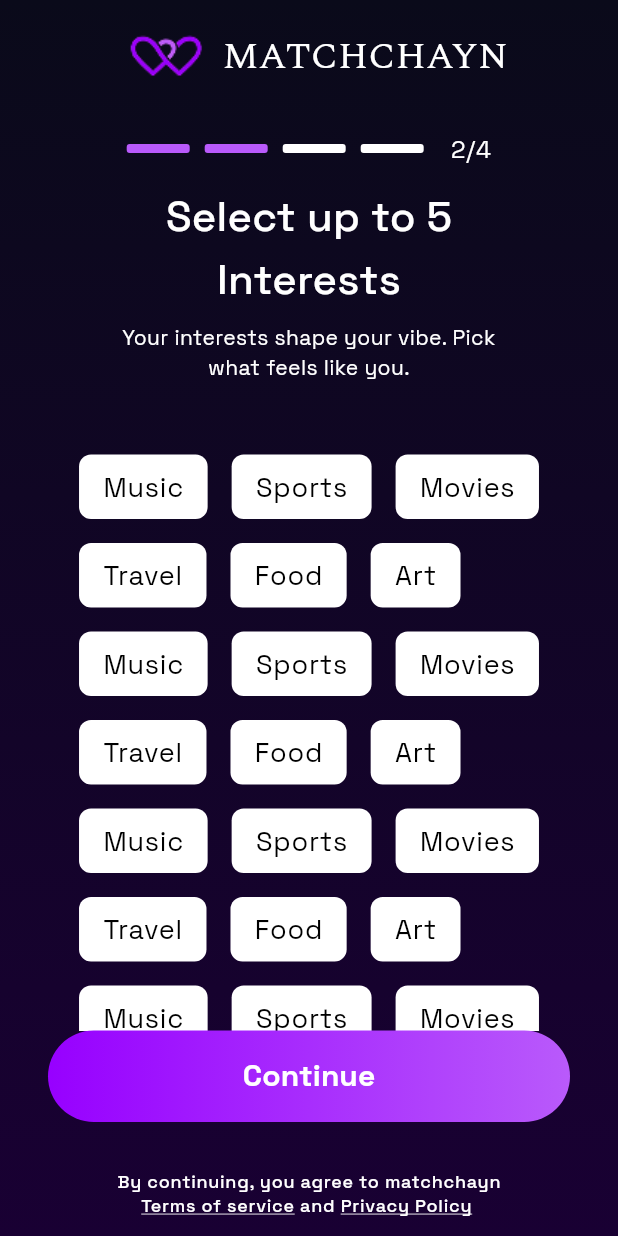
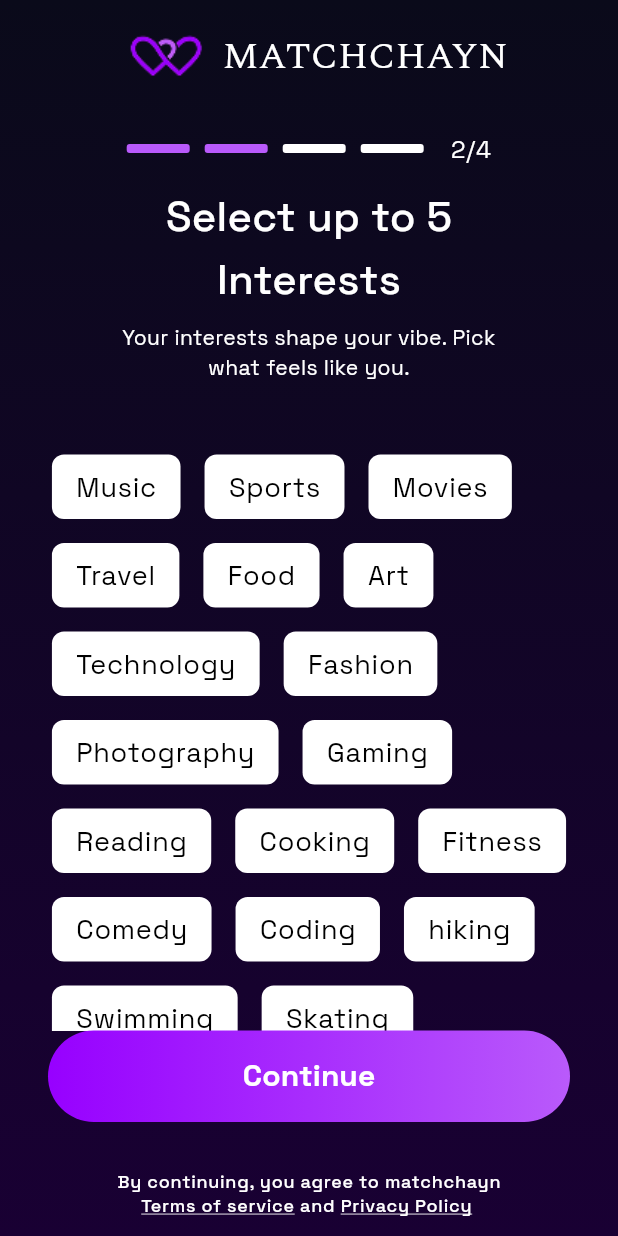
Before and after one commit to Coding-With-Josh/matchchaynhq, a Flutter app: the UserProfileOnboardingScreen screen opened by its route, after a tap on "Continue", on a phone screen of 412 x 824 dp. Run offline on Flutter 3.47's test engine with Material 3 defaults, Android fonts, the phone set to English and light mode, and no system bars; our stand-ins replace cached_network_image, country_code_picker, flutter_bloc, flutter_secure_storage, flutter_svg, freezed_annotation and 4 more; missing offline and left inert: country_flags, solana, solana_mobile_client; accounts and stored records are empty; network calls fail; statements that could not run were skipped; project files that could hold a hidden picture were left out.

Commit message:
corrected height

```diff
--- a/lib/data/dummy_data/user_intetrests.dart
+++ b/lib/data/dummy_data/user_intetrests.dart
@@ -8,31 +8,29 @@ List<Interest> userInterests = [
   Interest(title: "Travel"),
   Interest(title: "Food"),
   Interest(title: "Art"),
-  Interest(title: "Music"),
-  Interest(title: "Sports"),
-  Interest(title: "Movies"),
-  Interest(title: "Travel"),
-  Interest(title: "Food"),
-  Interest(title: "Art"),
-  Interest(title: "Music"),
-  Interest(title: "Sports"),
-  Interest(title: "Movies"),
-  Interest(title: "Travel"),
-  Interest(title: "Food"),
-  Interest(title: "Art"),
-  Interest(title: "Music"),
-  Interest(title: "Sports"),
-  Interest(title: "Movies"),
-  Interest(title: "Travel"),
-  Interest(title: "Food"),
-  Interest(title: "Art"),
-  Interest(title: "Music"),
-  Interest(title: "Sports"),
-  Interest(title: "Movies"),
-  Interest(title: "Travel"),
-  Interest(title: "Food"),
-  Interest(title: "Art"),
-  Interest(title: "Music"),
-  Interest(title: "Sports"),
-  Interest(title: "Movies"),
+  Interest(title: "Technology"),
+  Interest(title: "Fashion"),
+  Interest(title: "Photography"),
+  Interest(title: "Gaming"),
+  Interest(title: "Reading"),
+  Interest(title: "Cooking"),
+  Interest(title: "Fitness"),
+  Interest(title: "Comedy"),
+  Interest(title: "Coding"),
+  Interest(title: "hiking"),
+  Interest(title: "Swimming"),
+  Interest(title: "Skating"),
+  Interest(title: "Surfing"),
+  Interest(title: "Bowling"),
+  Interest(title: "football"),
+  Interest(title: "volley ball"),
+  Interest(title: "Crafts"),
+  Interest(title: "Crypto"),
+  Interest(title: "Poems"),
+  Interest(title: "History"),
+  Interest(title: "Hunting"),
+  Interest(title: "Teaching"),
+  Interest(title: "Gardening"),
+  Interest(title: "Photography"),
+  Interest(title: "Painting"),
 ];
--- a/lib/ui/profile_onboarding/who_are_you_looking_to_meet.dart
+++ b/lib/ui/profile_onboarding/who_are_you_looking_to_meet.dart
@@ -153,7 +153,7 @@ class _WhoAreYouLookingToMeetScreenState
           ),
           SizedBox(height: 16),
           SliderValueLabels(
-            title: "Height Range",
+            title: "Height Range (cm)",
             value: "$lowerHeightRangeBound - $upperHeightRangeBound",
           ),
           //height range slider
```
